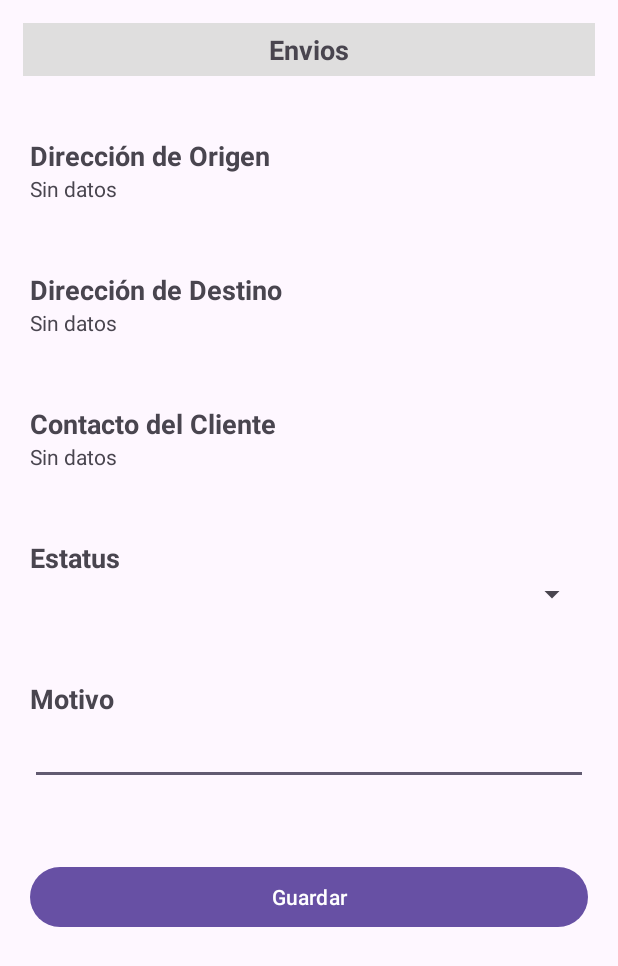
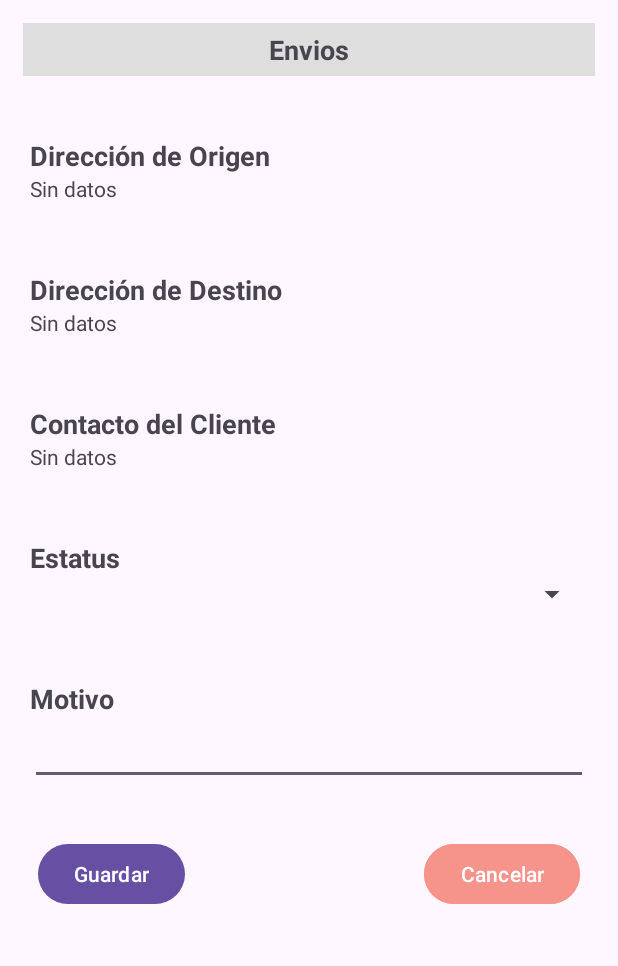
Before and after one commit to AndresFS30/FastTimeApp, an Android app: the DetallesEnvioActivity screen opened directly, with no data from a screen before it, on a phone screen of 412 x 824 dp. Shown: the top 966 px of the screen. Run offline under Robolectric (Android 15) with nearby library versions, the phone set to English and light mode, and no system bars.

Commit message:
Ver Envios

```diff
--- a/app/src/main/java/com/example/fasttimeapp/DetallesEnvioActivity.kt
+++ b/app/src/main/java/com/example/fasttimeapp/DetallesEnvioActivity.kt
@@ -1,17 +1,37 @@
 package com.example.fasttimeapp
 
+import Poko.Colaborador
+import Poko.Envio
 import android.os.Bundle
 import androidx.activity.enableEdgeToEdge
 import androidx.appcompat.app.AppCompatActivity
 import androidx.core.view.ViewCompat
 import androidx.core.view.WindowInsetsCompat
 import com.example.fasttimeapp.databinding.ActivityDetallesEnvioBinding
+import com.google.gson.Gson
 
 class DetallesEnvioActivity : AppCompatActivity() {
     private lateinit var binding: ActivityDetallesEnvioBinding
+    private lateinit var colaborador : Colaborador
+    private lateinit var envio: Envio
     override fun onCreate(savedInstanceState: Bundle?) {
         super.onCreate(savedInstanceState)
         binding = ActivityDetallesEnvioBinding.inflate(layoutInflater)
         setContentView(binding.root)
+        obtenerDatos()
+    }
+
+    private fun obtenerDatos(){
+        val jsonColaborador = intent.getStringExtra("colaborador")
+        if(jsonColaborador != null){
+            val gson = Gson()
+            colaborador = gson.fromJson(jsonColaborador, Colaborador::class.java)
+        }
+
+        val jsonEnvio = intent.getStringExtra("envio")
+        if(jsonEnvio != null){
+            val gson = Gson()
+            envio = gson.fromJson(jsonEnvio, Envio::class.java)
+        }
     }
 }
--- a/app/src/main/java/com/example/fasttimeapp/EditarPerfilActivity.kt
+++ b/app/src/main/java/com/example/fasttimeapp/EditarPerfilActivity.kt
@@ -248,7 +248,7 @@ class EditarPerfilActivity : AppCompatActivity() {
     fun enviarDatosConductor(parConductor: Conductor){
         val gson = Gson()
         val parametros = gson.toJson(parConductor)
-        Toast.makeText(this, parametros, Toast.LENGTH_SHORT).show()
+        //Toast.makeText(this, parametros, Toast.LENGTH_SHORT).show()
         Ion.with(this@EditarPerfilActivity)
             .load("PUT","${Constantes().URL_WS}colaborador/actualizarConductor")
             .setHeader("Content-Type","application/json")
@@ -271,7 +271,7 @@ class EditarPerfilActivity : AppCompatActivity() {
             if(!mensaje.error){
                 LoginUtils.verificarCredenciales(
                     this,colaborador.noPersonal.toString(),binding.etPassword.text.toString())
-                finish()
+                //finish()
             }
         }catch(e: Exception){
             Toast.makeText(this,"Error al leer la respuesta de los servicios",Toast.LENGTH_LONG).show()
--- a/app/src/main/res/layout/activity_detalles_envio.xml
+++ b/app/src/main/res/layout/activity_detalles_envio.xml
@@ -128,13 +128,31 @@
         android:layout_marginEnd="20dp"
         android:layout_marginBottom="25dp"/>
 
-    <Button
-        android:id="@+id/btn_guardar"
+    <RelativeLayout
         android:layout_width="match_parent"
         android:layout_height="wrap_content"
-        android:layout_marginTop="25dp"
-        android:layout_marginStart="20dp"
-        android:layout_marginEnd="20dp"
-        android:text="@string/guardar"/>
+        android:layout_marginBottom="15dp">
+
+        <Button
+            android:id="@+id/btn_guardar"
+            android:layout_marginTop="10dp"
+            android:layout_marginBottom="10dp"
+            android:layout_marginStart="25dp"
+            android:layout_width="wrap_content"
+            android:layout_height="wrap_content"
+            android:layout_alignParentStart="true"
+            android:text="@string/guardar"/>
+
+        <Button
+            android:id="@+id/btn_cancelar"
+            android:layout_marginTop="10dp"
+            android:layout_marginBottom="10dp"
+            android:layout_marginEnd="25dp"
+            android:layout_width="wrap_content"
+            android:layout_height="wrap_content"
+            android:layout_alignParentEnd="true"
+            android:backgroundTint="@color/red"
+            android:text="@string/cancelar"/>
+    </RelativeLayout>
 
 </LinearLayout>
```
Also changed, not shown: app/src/main/java/Poko/Envio.kt (added, +10 -0 lines), app/src/main/java/com/example/fasttimeapp/EnviosActivity.kt (+66 -0 lines).
